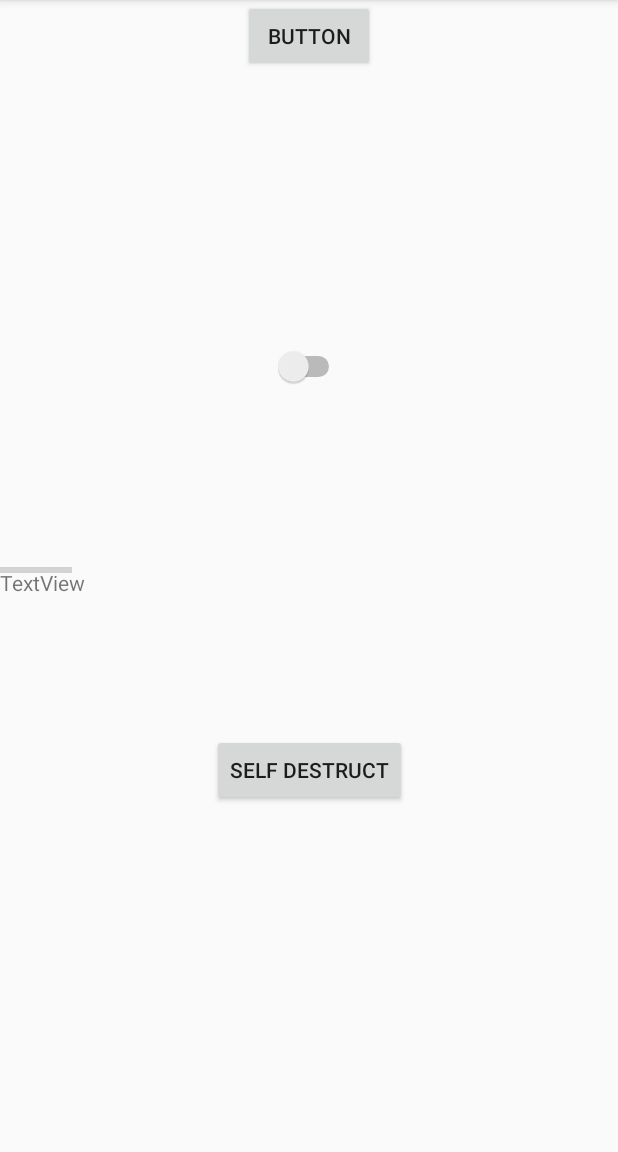
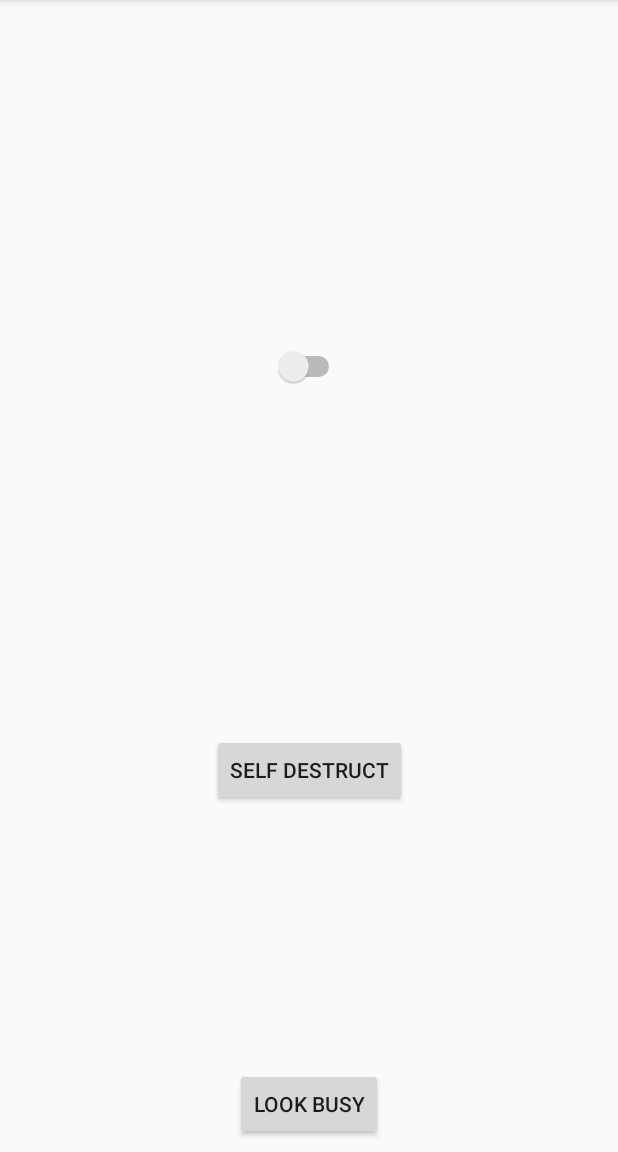
Before and after one commit to KevinnnXuuu/UselessMachine, an Android app: the screen it shows after launch (MainActivity), on a phone screen of 412 x 824 dp, the part 84-1236 px from its top. Run offline under Robolectric (Android 15) with nearby library versions, the phone set to English and light mode, and no system bars.

Commit message:
Working on Progress Bar

```diff
--- a/app/src/main/res/layout/activity_main.xml
+++ b/app/src/main/res/layout/activity_main.xml
@@ -29,34 +29,44 @@
         app:layout_constraintTop_toBottomOf="@+id/switch_useless" />
 
     <ProgressBar
-        android:id="@+id/progressBar"
+        android:id="@+id/progress_bar_moving"
         style="?android:attr/progressBarStyleHorizontal"
-        android:layout_width="wrap_content"
+        android:layout_width="0dp"
         android:layout_height="wrap_content"
+        android:layout_marginStart="8dp"
+        android:layout_marginEnd="8dp"
         android:layout_marginBottom="8dp"
-        app:layout_constraintBottom_toBottomOf="parent"
-        app:layout_constraintTop_toTopOf="parent"
-        tools:layout_editor_absoluteX="181dp" />
+        android:visibility="invisible"
+        app:layout_constraintBottom_toTopOf="@+id/text_loading"
+        app:layout_constraintEnd_toEndOf="parent"
+        app:layout_constraintHorizontal_bias="0.0"
+        app:layout_constraintStart_toStartOf="parent"
+        app:layout_constraintTop_toBottomOf="@+id/switch_useless"
+        app:layout_constraintVertical_chainStyle="packed" />
 
     <TextView
-        android:id="@+id/textView"
-        android:layout_width="wrap_content"
-        android:layout_height="wrap_content"
-        android:layout_marginTop="8dp"
-        android:text="TextView"
-        app:layout_constraintBottom_toBottomOf="parent"
-        app:layout_constraintTop_toTopOf="parent"
-        tools:layout_editor_absoluteX="176dp" />
-
-    <Button
-        android:id="@+id/button"
+        android:id="@+id/text_loading"
         android:layout_width="wrap_content"
         android:layout_height="wrap_content"
         android:layout_marginStart="8dp"
         android:layout_marginEnd="8dp"
-        android:text="Button"
+        android:text="Loading in Progress - DO NOT Interupt"
+        android:visibility="invisible"
+        app:layout_constraintBottom_toTopOf="@+id/button_self_destruct"
         app:layout_constraintEnd_toEndOf="parent"
         app:layout_constraintStart_toStartOf="parent"
-        tools:layout_editor_absoluteY="666dp" />
+        app:layout_constraintTop_toBottomOf="@+id/progress_bar_moving" />
+
+    <Button
+        android:id="@+id/button_"
+        android:layout_width="wrap_content"
+        android:layout_height="wrap_content"
+        android:layout_marginStart="8dp"
+        android:layout_marginEnd="8dp"
+        android:layout_marginBottom="8dp"
+        android:text="Look Busy"
+        app:layout_constraintBottom_toBottomOf="parent"
+        app:layout_constraintEnd_toEndOf="parent"
+        app:layout_constraintStart_toStartOf="parent" />
 
 </androidx.constraintlayout.widget.ConstraintLayout>
```
